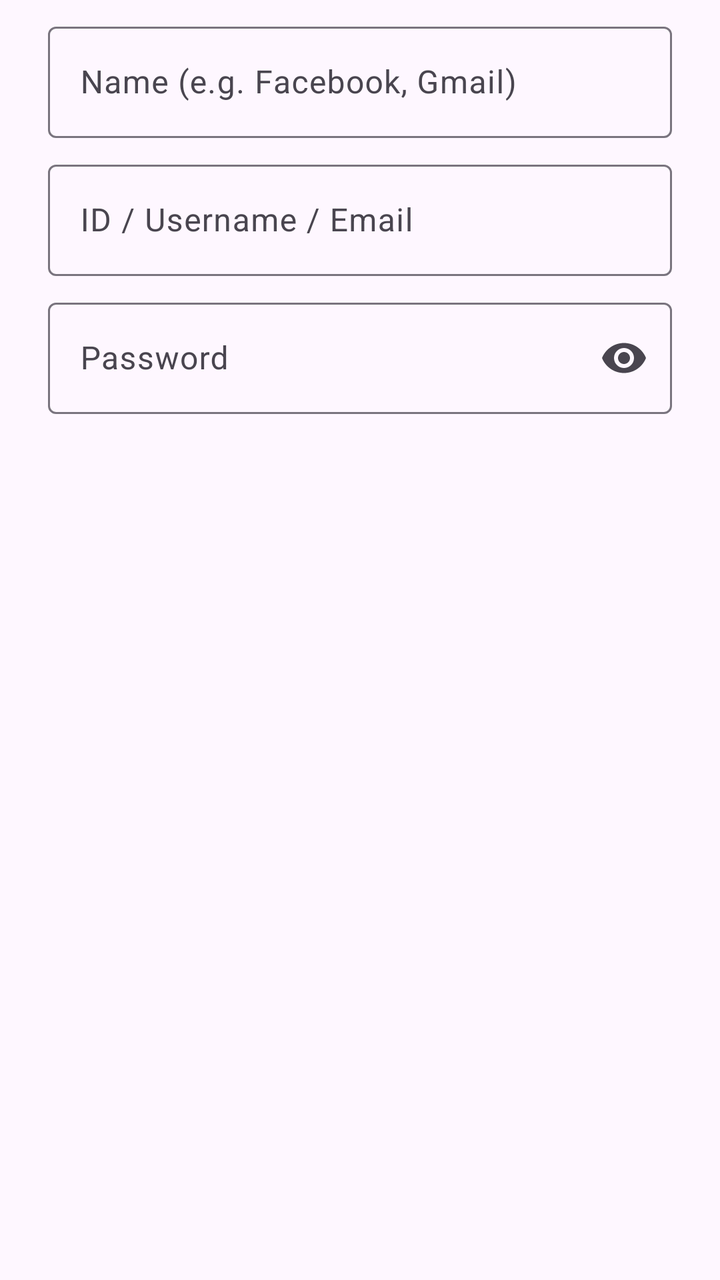
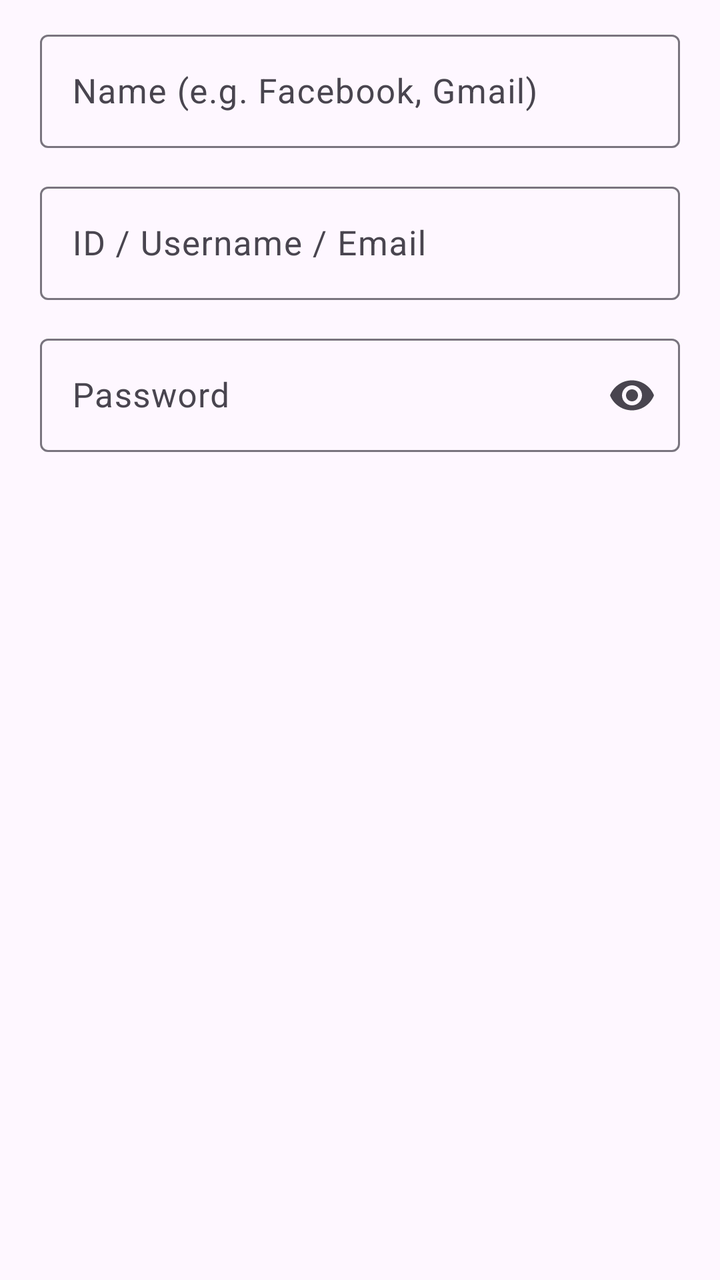

Compare the two renders of this Android layout. The source of the first and the diff that turns it into the second are given below.
<!-- AndroidManifest.xml: application theme Theme.MyApplication -->
<!-- res/layout/dialog_entry.xml -->
<?xml version="1.0" encoding="utf-8"?>
<LinearLayout xmlns:android="http://schemas.android.com/apk/res/android"
    xmlns:app="http://schemas.android.com/apk/res-auto"
    android:layout_width="match_parent"
    android:layout_height="wrap_content"
    android:orientation="vertical"
    android:paddingStart="24dp"
    android:paddingTop="8dp"
    android:paddingEnd="24dp">

    <com.google.android.material.textfield.TextInputLayout
        android:layout_width="match_parent"
        android:layout_height="wrap_content"
        android:hint="Name (e.g. Facebook, Gmail)">

        <com.google.android.material.textfield.TextInputEditText
            android:id="@+id/etName"
            android:layout_width="match_parent"
            android:layout_height="wrap_content"
            android:inputType="textCapWords" />
    </com.google.android.material.textfield.TextInputLayout>

    <com.google.android.material.textfield.TextInputLayout
        android:layout_width="match_parent"
        android:layout_height="wrap_content"
        android:layout_marginTop="8dp"
        android:hint="ID / Username / Email">

        <com.google.android.material.textfield.TextInputEditText
            android:id="@+id/etId"
            android:layout_width="match_parent"
            android:layout_height="wrap_content"
            android:inputType="textEmailAddress" />
    </com.google.android.material.textfield.TextInputLayout>

    <com.google.android.material.textfield.TextInputLayout
        android:layout_width="match_parent"
        android:layout_height="wrap_content"
        android:layout_marginTop="8dp"
        android:hint="Password"
        app:endIconMode="password_toggle">

        <com.google.android.material.textfield.TextInputEditText
            android:id="@+id/etPw"
            android:layout_width="match_parent"
            android:layout_height="wrap_content"
            android:inputType="textPassword" />
    </com.google.android.material.textfield.TextInputLayout>
</LinearLayout>
<!-- resources referenced by this layout -->
<resources>
  <style name="Theme.MyApplication" parent="Theme.Material3.DayNight.NoActionBar" />
</resources>

<!-- the commit's change to res/layout/dialog_entry.xml (unified diff, before → after) -->
@@ -4,11 +4,12 @@
     android:layout_width="match_parent"
     android:layout_height="wrap_content"
     android:orientation="vertical"
-    android:paddingStart="24dp"
-    android:paddingTop="8dp"
-    android:paddingEnd="24dp">
+    android:paddingStart="20dp"
+    android:paddingTop="12dp"
+    android:paddingEnd="20dp">
 
     <com.google.android.material.textfield.TextInputLayout
+        style="?attr/textInputOutlinedStyle"
         android:layout_width="match_parent"
         android:layout_height="wrap_content"
         android:hint="Name (e.g. Facebook, Gmail)">
@@ -17,26 +18,32 @@
             android:id="@+id/etName"
             android:layout_width="match_parent"
             android:layout_height="wrap_content"
-            android:inputType="textCapWords" />
+            android:inputType="textCapWords"
+            android:minHeight="56dp"
+            android:textSize="17sp" />
     </com.google.android.material.textfield.TextInputLayout>
 
     <com.google.android.material.textfield.TextInputLayout
+        style="?attr/textInputOutlinedStyle"
         android:layout_width="match_parent"
         android:layout_height="wrap_content"
-        android:layout_marginTop="8dp"
+        android:layout_marginTop="14dp"
         android:hint="ID / Username / Email">
 
         <com.google.android.material.textfield.TextInputEditText
             android:id="@+id/etId"
             android:layout_width="match_parent"
             android:layout_height="wrap_content"
-            android:inputType="textEmailAddress" />
+            android:inputType="textEmailAddress"
+            android:minHeight="56dp"
+            android:textSize="17sp" />
     </com.google.android.material.textfield.TextInputLayout>
 
     <com.google.android.material.textfield.TextInputLayout
+        style="?attr/textInputOutlinedStyle"
         android:layout_width="match_parent"
         android:layout_height="wrap_content"
-        android:layout_marginTop="8dp"
+        android:layout_marginTop="14dp"
         android:hint="Password"
         app:endIconMode="password_toggle">
 
@@ -44,6 +51,8 @@
             android:id="@+id/etPw"
             android:layout_width="match_parent"
             android:layout_height="wrap_content"
-            android:inputType="textPassword" />
+            android:inputType="textPassword"
+            android:minHeight="56dp"
+            android:textSize="17sp" />
     </com.google.android.material.textfield.TextInputLayout>
 </LinearLayout>
